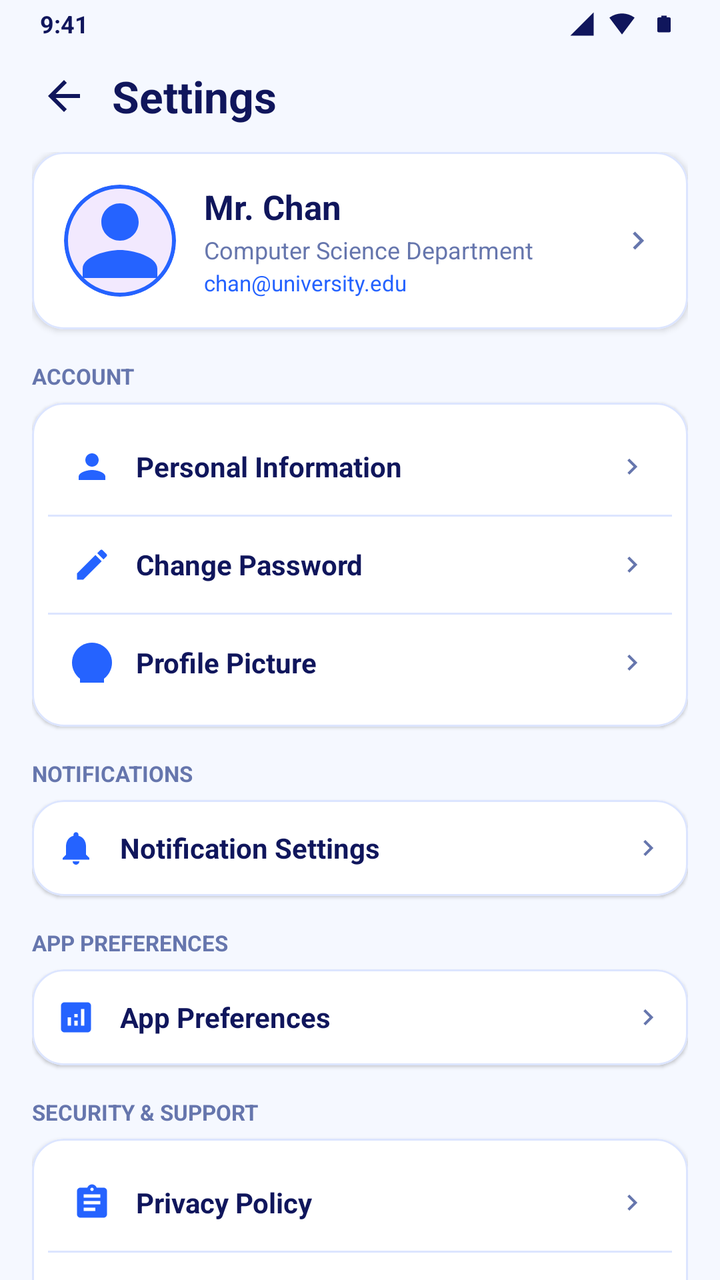
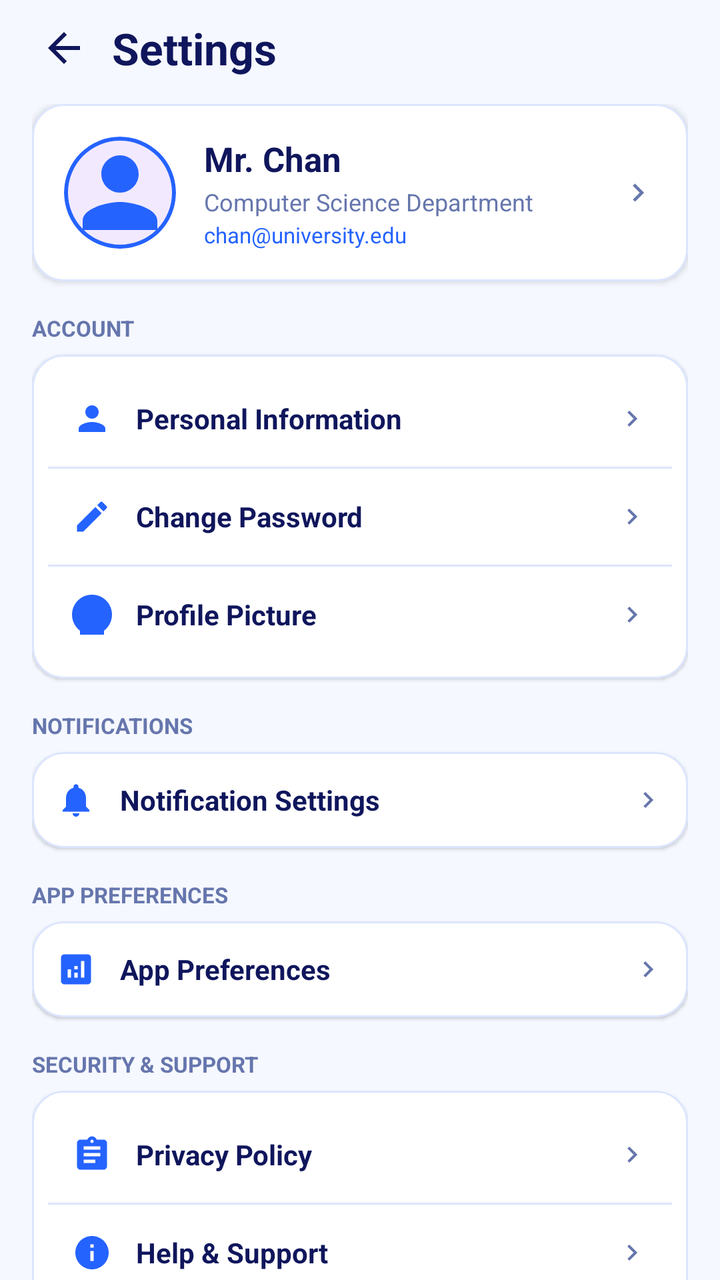

Two renders of the same Android screen: before a commit and after it. Below are the layout's source before the change and the commit's diff.
<!-- AndroidManifest.xml: application theme Theme.Studentlearnanalytics -->
<!-- res/layout/fragment_teacher_profile.xml -->
<?xml version="1.0" encoding="utf-8"?>
<LinearLayout
    xmlns:android="http://schemas.android.com/apk/res/android"
    xmlns:app="http://schemas.android.com/apk/res-auto"
    android:layout_width="match_parent"
    android:layout_height="match_parent"
    android:orientation="vertical"
    android:background="@color/teacher_bg"
    android:fitsSystemWindows="true">

    
    <RelativeLayout
        android:layout_width="match_parent"
        android:layout_height="24dp"
        android:paddingStart="20dp"
        android:paddingEnd="20dp"
        android:gravity="center_vertical">

        <TextView
            android:id="@+id/tvStatusBarTime"
            android:layout_width="wrap_content"
            android:layout_height="wrap_content"
            android:text="9:41"
            android:textColor="@color/teacher_dark_navy"
            android:textSize="12sp"
            android:textStyle="bold"
            android:layout_alignParentStart="true"
            android:layout_centerVertical="true"/>

        <LinearLayout
            android:layout_width="wrap_content"
            android:layout_height="wrap_content"
            android:orientation="horizontal"
            android:gravity="center_vertical"
            android:layout_alignParentEnd="true"
            android:layout_centerVertical="true">

            <ImageView
                android:layout_width="14dp"
                android:layout_height="14dp"
                android:src="@drawable/ic_signal_status"
                app:tint="@color/teacher_dark_navy"
                android:contentDescription="Signal" />

            <ImageView
                android:layout_width="14dp"
                android:layout_height="14dp"
                android:layout_marginStart="6dp"
                android:src="@drawable/ic_wifi_status"
                app:tint="@color/teacher_dark_navy"
                android:contentDescription="WiFi" />

            <ImageView
                android:layout_width="16dp"
                android:layout_height="14dp"
                android:layout_marginStart="6dp"
                android:src="@drawable/ic_battery_status"
                app:tint="@color/teacher_dark_navy"
                android:contentDescription="Battery" />
        </LinearLayout>
    </RelativeLayout>

    
    <LinearLayout
        android:layout_width="match_parent"
        android:layout_height="wrap_content"
        android:orientation="horizontal"
        android:gravity="center_vertical"
        android:paddingStart="16dp"
        android:paddingEnd="16dp"
        android:paddingTop="8dp"
        android:paddingBottom="8dp">

        <ImageView
            android:id="@+id/btnTeacherMenuProfile"
            android:layout_width="32dp"
            android:layout_height="32dp"
            android:padding="4dp"
            android:src="@drawable/ic_back"
            app:tint="@color/teacher_dark_navy"
            android:contentDescription="Back"
            android:clickable="true"
            android:focusable="true"
            android:background="?attr/selectableItemBackgroundBorderless" />

        <TextView
            android:layout_width="0dp"
            android:layout_height="wrap_content"
            android:layout_weight="1"
            android:layout_marginStart="8dp"
            android:text="Settings"
            android:textColor="@color/teacher_dark_navy"
            android:textSize="22sp"
            android:textStyle="bold" />

    </LinearLayout>

    <androidx.core.widget.NestedScrollView
        android:layout_width="match_parent"
        android:layout_height="0dp"
        android:layout_weight="1"
        android:scrollbars="none">

        <LinearLayout
            android:layout_width="match_parent"
            android:layout_height="wrap_content"
            android:orientation="vertical"
            android:paddingHorizontal="16dp"
            android:paddingTop="4dp"
            android:paddingBottom="16dp">

            
            <com.google.android.material.card.MaterialCardView
                android:id="@+id/cardTeacherProfile"
                android:layout_width="match_parent"
                android:layout_height="wrap_content"
                android:layout_marginBottom="16dp"
                android:clickable="true"
                android:focusable="true"
                android:foreground="?attr/selectableItemBackground"
                app:cardBackgroundColor="@color/teacher_card_bg"
                app:cardCornerRadius="16dp"
                app:cardElevation="2dp"
                app:strokeColor="@color/teacher_border"
                app:strokeWidth="1dp">

                <LinearLayout
                    android:layout_width="match_parent"
                    android:layout_height="wrap_content"
                    android:orientation="horizontal"
                    android:padding="16dp"
                    android:gravity="center_vertical">

                    <com.google.android.material.card.MaterialCardView
                        android:layout_width="56dp"
                        android:layout_height="56dp"
                        app:cardCornerRadius="28dp"
                        app:cardElevation="0dp"
                        app:strokeColor="@color/teacher_primary_blue"
                        app:strokeWidth="2dp">

                        <ImageView
                            android:layout_width="match_parent"
                            android:layout_height="match_parent"
                            android:scaleType="centerCrop"
                            android:src="@drawable/ic_profile"
                            app:tint="@color/teacher_primary_blue"
                            android:contentDescription="Teacher Photo" />
                    </com.google.android.material.card.MaterialCardView>

                    <LinearLayout
                        android:layout_width="0dp"
                        android:layout_height="wrap_content"
                        android:layout_weight="1"
                        android:layout_marginStart="14dp"
                        android:orientation="vertical">

                        <TextView
                            android:layout_width="wrap_content"
                            android:layout_height="wrap_content"
                            android:text="Mr. Chan"
                            android:textColor="@color/teacher_dark_navy"
                            android:textSize="17sp"
                            android:textStyle="bold" />

                        <TextView
                            android:layout_width="wrap_content"
                            android:layout_height="wrap_content"
                            android:layout_marginTop="2dp"
                            android:text="Computer Science Department"
                            android:textColor="@color/teacher_secondary_text"
                            android:textSize="12sp" />

                        <TextView
                            android:layout_width="wrap_content"
                            android:layout_height="wrap_content"
                            android:layout_marginTop="1dp"
                            android:text="chan@university.edu"
                            android:textColor="@color/teacher_primary_blue"
                            android:textSize="11sp" />
                    </LinearLayout>

                    <ImageView
                        android:layout_width="18dp"
                        android:layout_height="18dp"
                        android:src="@drawable/ic_chevron_right"
                        app:tint="@color/teacher_secondary_text"
                        android:contentDescription="Chevron" />

                </LinearLayout>

            </com.google.android.material.card.MaterialCardView>

            
            <TextView
                android:layout_width="wrap_content"
                android:layout_height="wrap_content"
                android:layout_marginBottom="6dp"
                android:text="ACCOUNT"
                android:textColor="@color/teacher_secondary_text"
                android:textSize="11sp"
                android:textStyle="bold" />

            <com.google.android.material.card.MaterialCardView
                android:layout_width="match_parent"
                android:layout_height="wrap_content"
                android:layout_marginBottom="16dp"
                app:cardBackgroundColor="@color/teacher_card_bg"
                app:cardCornerRadius="16dp"
                app:cardElevation="1dp"
                app:strokeColor="@color/teacher_border"
                app:strokeWidth="1dp">

                <LinearLayout
                    android:layout_width="match_parent"
                    android:layout_height="wrap_content"
                    android:orientation="vertical"
                    android:padding="8dp">

                    
                    <LinearLayout
                        android:id="@+id/btnOptPersonalInfo"
                        android:layout_width="match_parent"
                        android:layout_height="48dp"
                        android:gravity="center_vertical"
                        android:paddingHorizontal="12dp"
                        android:clickable="true"
                        android:focusable="true">

                        <ImageView
                            android:layout_width="20dp"
                            android:layout_height="20dp"
                            android:src="@drawable/ic_profile"
                            app:tint="@color/teacher_primary_blue"
                            android:contentDescription="Person" />

                        <TextView
                            android:layout_width="0dp"
                            android:layout_weight="1"
                            android:layout_height="wrap_content"
                            android:layout_marginStart="12dp"
                            android:text="Personal Information"
                            android:textColor="@color/teacher_dark_navy"
                            android:textSize="14sp"
                            android:textStyle="bold" />

                        <ImageView
                            android:layout_width="16dp"
                            android:layout_height="16dp"
                            android:src="@drawable/ic_chevron_right"
                            app:tint="@color/teacher_secondary_text"
                            android:contentDescription="Chevron" />
                    </LinearLayout>

                    <View android:layout_width="match_parent" android:layout_height="1dp" android:background="@color/teacher_border"/>

                    
                    <LinearLayout
                        android:id="@+id/btnOptChangePassword"
                        android:layout_width="match_parent"
                        android:layout_height="48dp"
                        android:gravity="center_vertical"
                        android:paddingHorizontal="12dp"
                        android:clickable="true"
                        android:focusable="true">

                        <ImageView
                            android:layout_width="20dp"
                            android:layout_height="20dp"
                            android:src="@drawable/ic_pencil_edit"
                            app:tint="@color/teacher_primary_blue"
                            android:contentDescription="Lock" />

                        <TextView
                            android:layout_width="0dp"
                            android:layout_weight="1"
                            android:layout_height="wrap_content"
                            android:layout_marginStart="12dp"
                            android:text="Change Password"
                            android:textColor="@color/teacher_dark_navy"
                            android:textSize="14sp"
                            android:textStyle="bold" />

                        <ImageView
                            android:layout_width="16dp"
                            android:layout_height="16dp"
                            android:src="@drawable/ic_chevron_right"
                            app:tint="@color/teacher_secondary_text"
                            android:contentDescription="Chevron" />
                    </LinearLayout>

                    <View android:layout_width="match_parent" android:layout_height="1dp" android:background="@color/teacher_border"/>

                    
                    <LinearLayout
                        android:id="@+id/btnOptProfilePicture"
                        android:layout_width="match_parent"
                        android:layout_height="48dp"
                        android:gravity="center_vertical"
                        android:paddingHorizontal="12dp"
                        android:clickable="true"
                        android:focusable="true">

                        <ImageView
                            android:layout_width="20dp"
                            android:layout_height="20dp"
                            android:src="@drawable/ic_student_avatar"
                            app:tint="@color/teacher_primary_blue"
                            android:contentDescription="Image" />

                        <TextView
                            android:layout_width="0dp"
                            android:layout_weight="1"
                            android:layout_height="wrap_content"
                            android:layout_marginStart="12dp"
                            android:text="Profile Picture"
                            android:textColor="@color/teacher_dark_navy"
                            android:textSize="14sp"
                            android:textStyle="bold" />

                        <ImageView
                            android:layout_width="16dp"
                            android:layout_height="16dp"
                            android:src="@drawable/ic_chevron_right"
                            app:tint="@color/teacher_secondary_text"
                            android:contentDescription="Chevron" />
                    </LinearLayout>

                </LinearLayout>

            </com.google.android.material.card.MaterialCardView>

            
            <TextView
                android:layout_width="wrap_content"
                android:layout_height="wrap_content"
                android:layout_marginBottom="6dp"
                android:text="NOTIFICATIONS"
                android:textColor="@color/teacher_secondary_text"
                android:textSize="11sp"
                android:textStyle="bold" />

            <com.google.android.material.card.MaterialCardView
                android:layout_width="match_parent"
                android:layout_height="wrap_content"
                android:layout_marginBottom="16dp"
                app:cardBackgroundColor="@color/teacher_card_bg"
                app:cardCornerRadius="16dp"
                app:cardElevation="1dp"
                app:strokeColor="@color/teacher_border"
                app:strokeWidth="1dp">

                <LinearLayout
                    android:id="@+id/btnOptNotifSettings"
                    android:layout_width="match_parent"
                    android:layout_height="48dp"
                    android:gravity="center_vertical"
                    android:paddingHorizontal="12dp"
                    android:clickable="true"
                    android:focusable="true">

                    <ImageView
                        android:layout_width="20dp"
                        android:layout_height="20dp"
                        android:src="@drawable/ic_notifications"
                        app:tint="@color/teacher_primary_blue"
                        android:contentDescription="Bell" />

                    <TextView
                        android:layout_width="0dp"
                        android:layout_weight="1"
                        android:layout_height="wrap_content"
                        android:layout_marginStart="12dp"
                        android:text="Notification Settings"
                        android:textColor="@color/teacher_dark_navy"
                        android:textSize="14sp"
                        android:textStyle="bold" />

                    <ImageView
                        android:layout_width="16dp"
                        android:layout_height="16dp"
                        android:src="@drawable/ic_chevron_right"
                        app:tint="@color/teacher_secondary_text"
                        android:contentDescription="Chevron" />
                </LinearLayout>

            </com.google.android.material.card.MaterialCardView>

            
            <TextView
                android:layout_width="wrap_content"
                android:layout_height="wrap_content"
                android:layout_marginBottom="6dp"
                android:text="APP PREFERENCES"
                android:textColor="@color/teacher_secondary_text"
                android:textSize="11sp"
                android:textStyle="bold" />

            <com.google.android.material.card.MaterialCardView
                android:layout_width="match_parent"
                android:layout_height="wrap_content"
                android:layout_marginBottom="16dp"
                app:cardBackgroundColor="@color/teacher_card_bg"
                app:cardCornerRadius="16dp"
                app:cardElevation="1dp"
                app:strokeColor="@color/teacher_border"
                app:strokeWidth="1dp">

                <LinearLayout
                    android:id="@+id/btnOptAppSettings"
                    android:layout_width="match_parent"
                    android:layout_height="48dp"
                    android:gravity="center_vertical"
                    android:paddingHorizontal="12dp"
                    android:clickable="true"
                    android:focusable="true">

                    <ImageView
                        android:layout_width="20dp"
                        android:layout_height="20dp"
                        android:src="@drawable/ic_analytics"
                        app:tint="@color/teacher_primary_blue"
                        android:contentDescription="Gear" />

                    <TextView
                        android:layout_width="0dp"
                        android:layout_weight="1"
                        android:layout_height="wrap_content"
                        android:layout_marginStart="12dp"
                        android:text="App Preferences"
                        android:textColor="@color/teacher_dark_navy"
                        android:textSize="14sp"
                        android:textStyle="bold" />

                    <ImageView
                        android:layout_width="16dp"
                        android:layout_height="16dp"
                        android:src="@drawable/ic_chevron_right"
                        app:tint="@color/teacher_secondary_text"
                        android:contentDescription="Chevron" />
                </LinearLayout>

            </com.google.android.material.card.MaterialCardView>

            
            <TextView
                android:layout_width="wrap_content"
                android:layout_height="wrap_content"
                android:layout_marginBottom="6dp"
                android:text="SECURITY &amp; SUPPORT"
                android:textColor="@color/teacher_secondary_text"
                android:textSize="11sp"
                android:textStyle="bold" />

            <com.google.android.material.card.MaterialCardView
                android:layout_width="match_parent"
                android:layout_height="wrap_content"
                android:layout_marginBottom="16dp"
                app:cardBackgroundColor="@color/teacher_card_bg"
                app:cardCornerRadius="16dp"
                app:cardElevation="1dp"
                app:strokeColor="@color/teacher_border"
                app:strokeWidth="1dp">

                <LinearLayout
                    android:layout_width="match_parent"
                    android:layout_height="wrap_content"
                    android:orientation="vertical"
                    android:padding="8dp">

                    
                    <LinearLayout
                        android:id="@+id/btnOptPrivacyPolicy"
                        android:layout_width="match_parent"
                        android:layout_height="48dp"
                        android:gravity="center_vertical"
                        android:paddingHorizontal="12dp"
                        android:clickable="true"
                        android:focusable="true">

                        <ImageView
                            android:layout_width="20dp"
                            android:layout_height="20dp"
                            android:src="@drawable/ic_assignment"
                            app:tint="@color/teacher_primary_blue"
                            android:contentDescription="Policy" />

                        <TextView
                            android:layout_width="0dp"
                            android:layout_weight="1"
                            android:layout_height="wrap_content"
                            android:layout_marginStart="12dp"
                            android:text="Privacy Policy"
                            android:textColor="@color/teacher_dark_navy"
                            android:textSize="14sp"
                            android:textStyle="bold" />

                        <ImageView
                            android:layout_width="16dp"
                            android:layout_height="16dp"
                            android:src="@drawable/ic_chevron_right"
                            app:tint="@color/teacher_secondary_text"
                            android:contentDescription="Chevron" />
                    </LinearLayout>

                    <View android:layout_width="match_parent" android:layout_height="1dp" android:background="@color/teacher_border"/>

                    
                    <LinearLayout
                        android:id="@+id/btnOptHelpSupport"
                        android:layout_width="match_parent"
                        android:layout_height="48dp"
                        android:gravity="center_vertical"
                        android:paddingHorizontal="12dp"
                        android:clickable="true"
                        android:focusable="true">

                        <ImageView
                            android:layout_width="20dp"
                            android:layout_height="20dp"
                            android:src="@drawable/ic_info"
                            app:tint="@color/teacher_primary_blue"
                            android:contentDescription="Support" />

                        <TextView
                            android:layout_width="0dp"
                            android:layout_weight="1"
                            android:layout_height="wrap_content"
                            android:layout_marginStart="12dp"
                            android:text="Help &amp; Support"
                            android:textColor="@color/teacher_dark_navy"
                            android:textSize="14sp"
                            android:textStyle="bold" />

                        <ImageView
                            android:layout_width="16dp"
                            android:layout_height="16dp"
                            android:src="@drawable/ic_chevron_right"
                            app:tint="@color/teacher_secondary_text"
                            android:contentDescription="Chevron" />
                    </LinearLayout>

                    <View android:layout_width="match_parent" android:layout_height="1dp" android:background="@color/teacher_border"/>

                    
                    <LinearLayout
                        android:id="@+id/btnOptAboutSLAS"
                        android:layout_width="match_parent"
                        android:layout_height="48dp"
                        android:gravity="center_vertical"
                        android:paddingHorizontal="12dp"
                        android:clickable="true"
                        android:focusable="true">

                        <ImageView
                            android:layout_width="20dp"
                            android:layout_height="20dp"
                            android:src="@drawable/ic_graduation_cap"
                            app:tint="@color/teacher_primary_blue"
                            android:contentDescription="About" />

                        <TextView
                            android:layout_width="0dp"
                            android:layout_weight="1"
                            android:layout_height="wrap_content"
                            android:layout_marginStart="12dp"
                            android:text="About LearnAnalytics"
                            android:textColor="@color/teacher_dark_navy"
                            android:textSize="14sp"
                            android:textStyle="bold" />

                        <ImageView
                            android:layout_width="16dp"
                            android:layout_height="16dp"
                            android:src="@drawable/ic_chevron_right"
                            app:tint="@color/teacher_secondary_text"
                            android:contentDescription="Chevron" />
                    </LinearLayout>

                </LinearLayout>

            </com.google.android.material.card.MaterialCardView>

            
            <com.google.android.material.button.MaterialButton
                android:id="@+id/btnLogout"
                style="@style/Widget.Material3.Button"
                android:layout_width="match_parent"
                android:layout_height="52dp"
                android:layout_marginBottom="16dp"
                android:backgroundTint="#FFEBEF"
                android:text="↳ Log Out"
                android:textAllCaps="false"
                android:textColor="@color/status_at_risk_text"
                android:textSize="15sp"
                android:textStyle="bold"
                app:cornerRadius="16dp"
                app:strokeColor="@color/status_at_risk_text"
                app:strokeWidth="1dp" />

        </LinearLayout>
    </androidx.core.widget.NestedScrollView>

</LinearLayout>
<!-- resources referenced by this layout -->
<resources>
  <color name="status_at_risk_text">#FF4055</color>
  <color name="teacher_bg">#F5F8FF</color>
  <color name="teacher_border">#DCE5FF</color>
  <color name="teacher_card_bg">#FFFFFF</color>
  <color name="teacher_dark_navy">#10165C</color>
  <color name="teacher_primary_blue">#2563FF</color>
  <color name="teacher_secondary_text">#6676AD</color>
  <!-- drawable ic_back (drawable) -->
  <vector xmlns:android="http://schemas.android.com/apk/res/android"
      android:width="24dp"
      android:height="24dp"
      android:viewportWidth="24"
      android:viewportHeight="24">
      <path
          android:fillColor="@color/text_primary"
          android:pathData="M20,11H7.83l5.59,-5.59L12,4l-8,8 8,8 1.41,-1.41L7.83,13H20v-2z" />
  </vector>
  <!-- drawable ic_battery_status (drawable) -->
  <?xml version="1.0" encoding="utf-8"?>
  <vector xmlns:android="http://schemas.android.com/apk/res/android"
      android:width="22dp"
      android:height="14dp"
      android:viewportWidth="24"
      android:viewportHeight="24">
      <path
          android:fillColor="#111B6B"
          android:pathData="M15.67,4H14V2h-4v2H8.33C7.6,4 7,4.6 7,5.33v15.33C7,21.4 7.6,22 8.33,22h7.33c0.74,0 1.34,-0.6 1.34,-1.33V5.33C17,4.6 16.4,4 15.67,4z"/>
  </vector>
  <!-- drawable ic_chevron_right (drawable) -->
  <vector xmlns:android="http://schemas.android.com/apk/res/android"
      android:width="24dp"
      android:height="24dp"
      android:viewportWidth="24"
      android:viewportHeight="24">
    <path
        android:fillColor="#FF000000"
        android:pathData="M10,6L8.59,7.41 13.17,12l-4.58,4.59L10,18l6,-6z"/>
  </vector>
  <!-- drawable ic_graduation_cap (drawable) -->
  <?xml version="1.0" encoding="utf-8"?>
  <vector xmlns:android="http://schemas.android.com/apk/res/android"
      android:width="22dp"
      android:height="22dp"
      android:viewportWidth="24"
      android:viewportHeight="24">
      <path
          android:fillColor="#16C784"
          android:pathData="M12,3L1,9l11,6l9,-4.91V17h2V9L12,3zM5,13.18v4l7,3.82l7,-3.82v-4L12,17L5,13.18z"/>
  </vector>
  <!-- drawable ic_info (drawable) -->
  <?xml version="1.0" encoding="utf-8"?>
  <vector xmlns:android="http://schemas.android.com/apk/res/android"
      android:width="24dp"
      android:height="24dp"
      android:viewportWidth="24"
      android:viewportHeight="24">
      <path
          android:fillColor="#FFFFFF"
          android:pathData="M12,2C6.48,2 2,6.48 2,12s4.48,10 10,10 10,-4.48 10,-10S17.52,2 12,2zm1,15h-2v-6h2v6zm0,-8h-2V7h2v2z"/>
  </vector>
  <!-- drawable ic_profile (drawable) -->
  <vector xmlns:android="http://schemas.android.com/apk/res/android" android:height="24dp" android:tint="#000000" android:viewportHeight="24" android:viewportWidth="24" android:width="24dp">
        
      <path android:fillColor="@android:color/white" android:pathData="M12,12c2.21,0 4,-1.79 4,-4s-1.79,-4 -4,-4 -4,1.79 -4,4 1.79,4 4,4zM12,14c-2.67,0 -8,1.34 -8,4v2h16v-2c0,-2.66 -5.33,-4 -8,-4z"/>
      
  </vector>
  <!-- drawable ic_signal_status (drawable) -->
  <?xml version="1.0" encoding="utf-8"?>
  <vector xmlns:android="http://schemas.android.com/apk/res/android"
      android:width="16dp"
      android:height="16dp"
      android:viewportWidth="24"
      android:viewportHeight="24">
      <path
          android:fillColor="#111B6B"
          android:pathData="M2,22h20V2L2,22z"/>
  </vector>
  <!-- drawable ic_wifi_status (drawable) -->
  <?xml version="1.0" encoding="utf-8"?>
  <vector xmlns:android="http://schemas.android.com/apk/res/android"
      android:width="16dp"
      android:height="16dp"
      android:viewportWidth="24"
      android:viewportHeight="24">
      <path
          android:fillColor="#111B6B"
          android:pathData="M12,3C7.95,3 4.21,4.34 1.2,6.6L12,21 22.8,6.6C19.79,4.34 16.05,3 12,3z"/>
  </vector>
  <color name="black">#FF000000</color>
  <color name="text_primary">#1E1B4B</color>
  <color name="primary">#5B3DF5</color>
  <color name="primary_dark">#4324EB</color>
  <color name="primary_light">#5B3DF5</color>
  <color name="app_background">#F8F9FC</color>
  <!-- unchanged entries left out for length: 6 -->
</resources>

<!-- the commit's change to res/layout/fragment_teacher_profile.xml (unified diff, before → after) -->
@@ -7,58 +7,6 @@
     android:orientation="vertical"
     android:background="@color/teacher_bg"
     android:fitsSystemWindows="true">
-
-    
-    <RelativeLayout
-        android:layout_width="match_parent"
-        android:layout_height="24dp"
-        android:paddingStart="20dp"
-        android:paddingEnd="20dp"
-        android:gravity="center_vertical">
-
-        <TextView
-            android:id="@+id/tvStatusBarTime"
-            android:layout_width="wrap_content"
-            android:layout_height="wrap_content"
-            android:text="9:41"
-            android:textColor="@color/teacher_dark_navy"
-            android:textSize="12sp"
-            android:textStyle="bold"
-            android:layout_alignParentStart="true"
-            android:layout_centerVertical="true"/>
-
-        <LinearLayout
-            android:layout_width="wrap_content"
-            android:layout_height="wrap_content"
-            android:orientation="horizontal"
-            android:gravity="center_vertical"
-            android:layout_alignParentEnd="true"
-            android:layout_centerVertical="true">
-
-            <ImageView
-                android:layout_width="14dp"
-                android:layout_height="14dp"
-                android:src="@drawable/ic_signal_status"
-                app:tint="@color/teacher_dark_navy"
-                android:contentDescription="Signal" />
-
-            <ImageView
-                android:layout_width="14dp"
-                android:layout_height="14dp"
-                android:layout_marginStart="6dp"
-                android:src="@drawable/ic_wifi_status"
-                app:tint="@color/teacher_dark_navy"
-                android:contentDescription="WiFi" />
-
-            <ImageView
-                android:layout_width="16dp"
-                android:layout_height="14dp"
-                android:layout_marginStart="6dp"
-                android:src="@drawable/ic_battery_status"
-                app:tint="@color/teacher_dark_navy"
-                android:contentDescription="Battery" />
-        </LinearLayout>
-    </RelativeLayout>
 
     
     <LinearLayout
<!-- resource entries referenced after the edit -->
@@ -16,17 +16,6 @@
       <path
           android:fillColor="@color/text_primary"
           android:pathData="M20,11H7.83l5.59,-5.59L12,4l-8,8 8,8 1.41,-1.41L7.83,13H20v-2z" />
-  </vector>
-  <!-- drawable ic_battery_status (drawable) -->
-  <?xml version="1.0" encoding="utf-8"?>
-  <vector xmlns:android="http://schemas.android.com/apk/res/android"
-      android:width="22dp"
-      android:height="14dp"
-      android:viewportWidth="24"
-      android:viewportHeight="24">
-      <path
-          android:fillColor="#111B6B"
-          android:pathData="M15.67,4H14V2h-4v2H8.33C7.6,4 7,4.6 7,5.33v15.33C7,21.4 7.6,22 8.33,22h7.33c0.74,0 1.34,-0.6 1.34,-1.33V5.33C17,4.6 16.4,4 15.67,4z"/>
   </vector>
   <!-- drawable ic_chevron_right (drawable) -->
   <vector xmlns:android="http://schemas.android.com/apk/res/android"
@@ -66,28 +55,6 @@
       <path android:fillColor="@android:color/white" android:pathData="M12,12c2.21,0 4,-1.79 4,-4s-1.79,-4 -4,-4 -4,1.79 -4,4 1.79,4 4,4zM12,14c-2.67,0 -8,1.34 -8,4v2h16v-2c0,-2.66 -5.33,-4 -8,-4z"/>
       
   </vector>
-  <!-- drawable ic_signal_status (drawable) -->
-  <?xml version="1.0" encoding="utf-8"?>
-  <vector xmlns:android="http://schemas.android.com/apk/res/android"
-      android:width="16dp"
-      android:height="16dp"
-      android:viewportWidth="24"
-      android:viewportHeight="24">
-      <path
-          android:fillColor="#111B6B"
-          android:pathData="M2,22h20V2L2,22z"/>
-  </vector>
-  <!-- drawable ic_wifi_status (drawable) -->
-  <?xml version="1.0" encoding="utf-8"?>
-  <vector xmlns:android="http://schemas.android.com/apk/res/android"
-      android:width="16dp"
-      android:height="16dp"
-      android:viewportWidth="24"
-      android:viewportHeight="24">
-      <path
-          android:fillColor="#111B6B"
-          android:pathData="M12,3C7.95,3 4.21,4.34 1.2,6.6L12,21 22.8,6.6C19.79,4.34 16.05,3 12,3z"/>
-  </vector>
   <color name="black">#FF000000</color>
   <color name="text_primary">#1E1B4B</color>
   <color name="primary">#5B3DF5</color>
